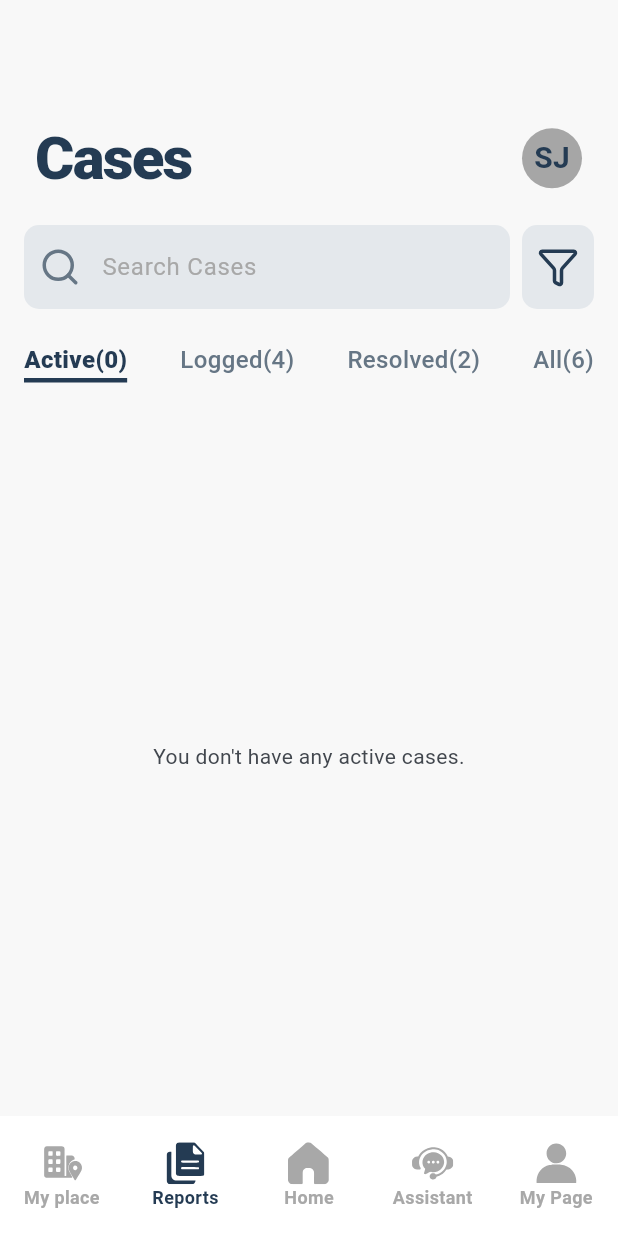
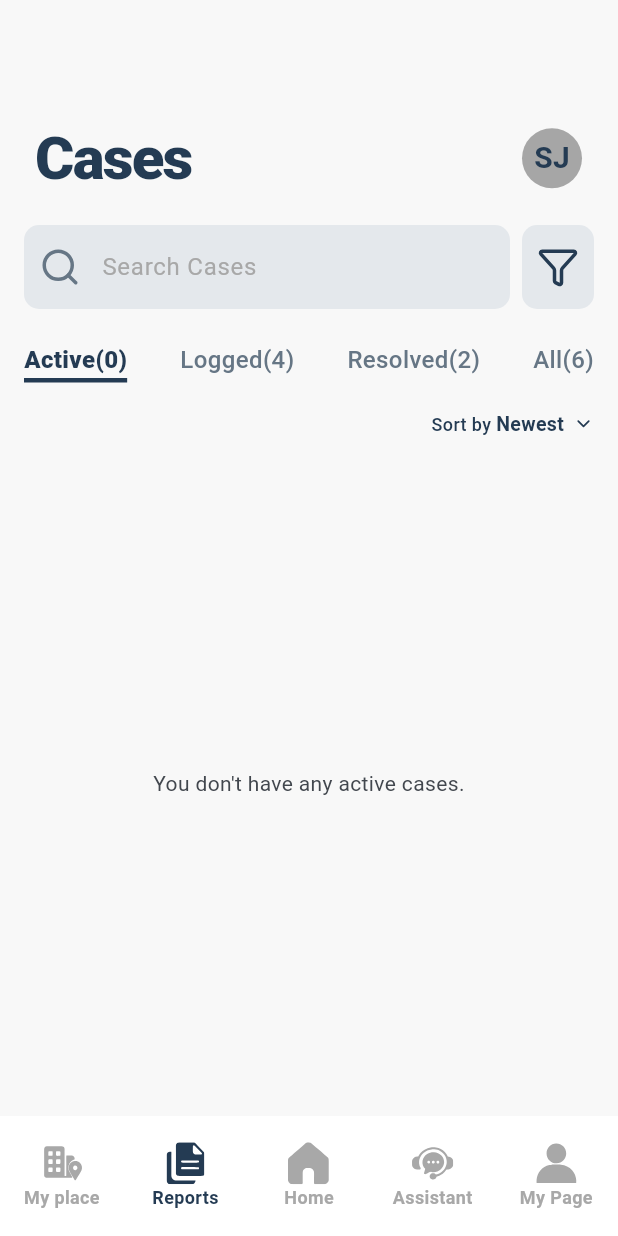
Before and after one commit to NebiusXNVIDIA-Global-AI-Hackathon/Dwell-FE, a Flutter app: the ReportsPage screen opened by its route, after a tap on an icon or button, on a phone screen of 412 x 824 dp. Run offline on Flutter 3.47's test engine with Material 3 defaults, Android fonts, the phone set to English and light mode, and no system bars; our stand-ins replace flutter_riverpod, flutter_svg, go_router, lucide_icons_flutter, material_ui; missing offline and left inert: fquery, fquery_core; network calls fail; Roboto replaces fonts that are missing (Pretendard Variable).

Commit message:
✨ Feat: Implement case sorting by creation date and sort menu

```diff
--- /dev/null
+++ b/lib/features/reports/models/case_sort_order.dart
@@ -0,0 +1,9 @@
+enum CaseSortOrder {
+  newest,
+  oldest;
+
+  String get label => switch (this) {
+    CaseSortOrder.newest => 'Newest',
+    CaseSortOrder.oldest => 'Oldest',
+  };
+}
--- a/lib/features/reports/pages/reports_page.dart
+++ b/lib/features/reports/pages/reports_page.dart
@@ -1,15 +1,17 @@
 import 'package:dwell/core/widgets/profile_avatar.dart';
+import 'package:lucide_icons_flutter/lucide_icons.dart';
 import 'package:material_ui/material_ui.dart';
-import 'package:lucide_icons_flutter/lucide_icons.dart';
 
 import '../data/mock_cases.dart';
 import '../models/case_filters.dart';
 import '../models/case_model.dart';
+import '../models/case_sort_order.dart';
 import '../widgets/case_card.dart';
 import '../widgets/case_filter_sheet.dart';
 import '../widgets/case_filter_tabs.dart';
 import '../widgets/case_search_field.dart';
 import '../widgets/case_search_tabs.dart';
+import '../widgets/case_sort_menu.dart';
 
 class ReportsPage extends StatefulWidget {
   const ReportsPage({super.key});
@@ -22,6 +24,7 @@ class _ReportsPageState extends State<ReportsPage> {
   String _searchQuery = '';
   CaseStatus? _selectedStatus; // null = All
   CaseFilters _appliedFilters = CaseFilters();
+  CaseSortOrder _selectedSortOrder = CaseSortOrder.newest;
 
   List<CaseModel> get _matchingCases {
     final query = _searchQuery.trim().toLowerCase();
@@ -29,6 +32,7 @@ class _ReportsPageState extends State<ReportsPage> {
     return mockCases.where((item) {
       final matchesSearch =
           query.isEmpty || item.title.toLowerCase().startsWith(query);
+
       return matchesSearch && _appliedFilters.matches(item);
     }).toList();
   }
@@ -53,7 +57,7 @@ class _ReportsPageState extends State<ReportsPage> {
       },
     );
 
-    // 바깥 탭, 뒤로 가기, 아래로 드래그하면 null. 적용값을 변경하지 않음
+    // 적용하지 않고 닫으면 기존 필터를 유지한다.
     if (!mounted || result == null) return;
 
     setState(() {
@@ -75,6 +79,7 @@ class _ReportsPageState extends State<ReportsPage> {
 
   String _emptyMessage(List<CaseModel> matchingCases) {
     if (matchingCases.isEmpty) return 'No cases found.';
+
     return switch (_selectedStatus) {
       CaseStatus.active => "You don't have any active cases.",
       CaseStatus.logged => "You don't have any logged cases.",
@@ -88,22 +93,36 @@ class _ReportsPageState extends State<ReportsPage> {
     final colors = Theme.of(context).colorScheme;
     final isLight = colors.brightness == Brightness.light;
     final textColor = isLight ? const Color(0xFF243B53) : colors.onSurface;
+
     final topInset = MediaQuery.paddingOf(context).top;
     final headerTopPadding = (77.0 - topInset).clamp(0.0, 77.0).toDouble();
 
     // 탭 숫자는 검색·필터 결과로 계산한다.
     final matchingCases = _matchingCases;
-    // 카드 목록만 선택한 상태 탭으로 제한한다.
-    final visibleCases = _selectedStatus == null
-        ? matchingCases
-        : matchingCases
-              .where((item) => item.status == _selectedStatus)
-              .toList();
+
+    // 선택한 상태에 해당하는 목록을 복사한 후 생성일로 정렬한다.
+    final visibleCases =
+        matchingCases
+            .where(
+              (item) =>
+                  _selectedStatus == null || item.status == _selectedStatus,
+            )
+            .toList()
+          ..sort((a, b) {
+            final comparison = switch (_selectedSortOrder) {
+              CaseSortOrder.newest => b.createdAt.compareTo(a.createdAt),
+              CaseSortOrder.oldest => a.createdAt.compareTo(b.createdAt),
+            };
+
+            // 생성일이 같아도 표시 순서를 일정하게 유지한다.
+            return comparison != 0 ? comparison : a.id.compareTo(b.id);
+          });
 
     return Scaffold(
       body: SafeArea(
         child: Column(
           children: [
+            // 헤더
             Padding(
               padding: EdgeInsets.fromLTRB(24, headerTopPadding, 24, 16),
               child: Row(
@@ -122,6 +141,8 @@ class _ReportsPageState extends State<ReportsPage> {
                 ],
               ),
             ),
+
+            // 검색 및 필터 버튼
             Padding(
               padding: const EdgeInsets.symmetric(horizontal: 16),
               child: Row(
@@ -176,7 +197,10 @@ class _ReportsPageState extends State<ReportsPage> {
                 ],
               ),
             ),
+
             const SizedBox(height: 12),
+
+            // 상태 탭
             Padding(
               padding: const EdgeInsets.symmetric(horizontal: 16),
               child: CaseStatusTabs(
@@ -189,6 +213,8 @@ class _ReportsPageState extends State<ReportsPage> {
                 },
               ),
             ),
+
+            // 적용된 필터
             if (_appliedFilters.hasSelection)
               Padding(
                 padding: const EdgeInsets.symmetric(horizontal: 16),
@@ -198,6 +224,24 @@ class _ReportsPageState extends State<ReportsPage> {
                   onReset: _resetFilters,
                 ),
               ),
+
+            // 정렬 메뉴
+            Padding(
+              padding: const EdgeInsets.symmetric(horizontal: 16),
+              child: Align(
+                alignment: Alignment.centerRight,
+                child: CaseSortMenu(
+                  selectedOrder: _selectedSortOrder,
+                  onChanged: (order) {
+                    setState(() {
+                      _selectedSortOrder = order;
+                    });
+                  },
+                ),
+              ),
+            ),
+
+            // 카드 목록 또는 빈 상태
             Expanded(
               child: visibleCases.isEmpty
                   ? Center(
@@ -218,6 +262,7 @@ class _ReportsPageState extends State<ReportsPage> {
                       child: LayoutBuilder(
                         builder: (context, constraints) {
                           final cardWidth = (constraints.maxWidth - 16) / 3;
+
                           return Align(
                             alignment: Alignment.topLeft,
                             child: Wrap(
--- a/lib/features/reports/widgets/case_search_field.dart
+++ b/lib/features/reports/widgets/case_search_field.dart
@@ -16,6 +16,7 @@ class CaseSearchField extends StatelessWidget {
       maxLines: 1,
       style: TextStyle(color: colors.onSurface, fontSize: 14),
       decoration: InputDecoration(
+        constraints: const BoxConstraints.tightFor(height: 56),
         hintText: 'Search Cases',
         hintStyle: TextStyle(color: Color(0xFFA8A8A8), fontSize: 16),
         prefixIcon: const Icon(
--- /dev/null
+++ b/lib/features/reports/widgets/case_sort_menu.dart
@@ -0,0 +1,148 @@
+import 'package:lucide_icons_flutter/lucide_icons.dart';
+import 'package:material_ui/material_ui.dart';
+
+import '../models/case_sort_order.dart';
+
+class CaseSortMenu extends StatefulWidget {
+  final CaseSortOrder selectedOrder;
+  final ValueChanged<CaseSortOrder> onChanged;
+
+  const CaseSortMenu({
+    super.key,
+    required this.selectedOrder,
+    required this.onChanged,
+  });
+
+  @override
+  State<CaseSortMenu> createState() => _CaseSortMenuState();
+}
+
+class _CaseSortMenuState extends State<CaseSortMenu> {
+  bool _isOpen = false;
+  bool _isHovered = false;
+
+  void _setOpen(bool value) {
+    if (!mounted) return;
+
+    setState(() {
+      _isOpen = value;
+    });
+  }
+
+  @override
+  Widget build(BuildContext context) {
+    final colors = Theme.of(context).colorScheme;
+    final isLight = colors.brightness == Brightness.light;
+    final textColor = isLight ? const Color(0xFF243B53) : colors.onSurface;
+
+    return MouseRegion(
+      onEnter: (_) {
+        setState(() {
+          _isHovered = true;
+        });
+      },
+      onExit: (_) {
+        setState(() {
+          _isHovered = false;
+        });
+      },
+      child: PopupMenuButton<CaseSortOrder>(
+        tooltip: 'Sort Cases',
+        position: PopupMenuPosition.under,
+        offset: const Offset(0, 4),
+        padding: EdgeInsets.zero,
+        menuPadding: EdgeInsets.zero,
+        constraints: const BoxConstraints(minWidth: 110, maxWidth: 110),
+        color: isLight ? Colors.white : colors.surface,
+        surfaceTintColor: Colors.transparent,
+        elevation: 6,
+        clipBehavior: Clip.antiAlias,
+        shape: RoundedRectangleBorder(
+          borderRadius: BorderRadius.circular(8),
+          side: BorderSide(
+            color: isLight ? const Color(0xFFE5E5E5) : colors.outlineVariant,
+          ),
+        ),
+        onOpened: () => _setOpen(true),
+        onCanceled: () => _setOpen(false),
+        onSelected: (order) {
+          if (!mounted) return;
+
+          _setOpen(false);
+          widget.onChanged(order);
+        },
+        itemBuilder: (context) {
+          return [
+            for (final order in CaseSortOrder.values) ...[
+              // Oldest 위에 구분선 표시
+              if (order == CaseSortOrder.oldest)
+                const PopupMenuDivider(height: 1),
+
+              PopupMenuItem<CaseSortOrder>(
+                value: order,
+                height: 40,
+                padding: const EdgeInsets.symmetric(horizontal: 14),
+                child: Row(
+                  mainAxisSize: MainAxisSize.min,
+                  children: [
+                    Text(
+                      order.label,
+                      style: TextStyle(
+                        color: textColor,
+                        fontSize: 14,
+                        fontWeight: FontWeight.w500,
+                      ),
+                    ),
+                    const SizedBox(width: 10),
+                    if (order == widget.selectedOrder)
+                      const Icon(
+                        LucideIcons.check,
+                        color: Color(0xFF007AFF),
+                        size: 16,
+                      )
+                    else
+                      const SizedBox(width: 16),
+                  ],
+                ),
+              ),
+            ],
+          ];
+        },
+        child: Padding(
+          padding: const EdgeInsets.symmetric(vertical: 8),
+          child: Row(
+            mainAxisSize: MainAxisSize.min,
+            children: [
+              Text(
+                'Sort by ',
+                style: TextStyle(
+                  color: textColor,
+                  fontSize: 12,
+                  fontWeight: FontWeight.w500,
+                ),
+              ),
+              Text(
+                widget.selectedOrder.label,
+                style: TextStyle(
+                  color: textColor,
+                  fontSize: 13, // 여기만 12 → 13
+                  fontWeight: FontWeight.w700,
+                  decoration: _isOpen || _isHovered
+                      ? TextDecoration.underline
+                      : TextDecoration.none,
+                  decorationColor: textColor,
+                ),
+              ),
+              const SizedBox(width: 6),
+              Icon(
+                _isOpen ? LucideIcons.chevronUp600 : LucideIcons.chevronDown500,
+                color: textColor,
+                size: 14,
+              ),
+            ],
+          ),
+        ),
+      ),
+    );
+  }
+}
```
